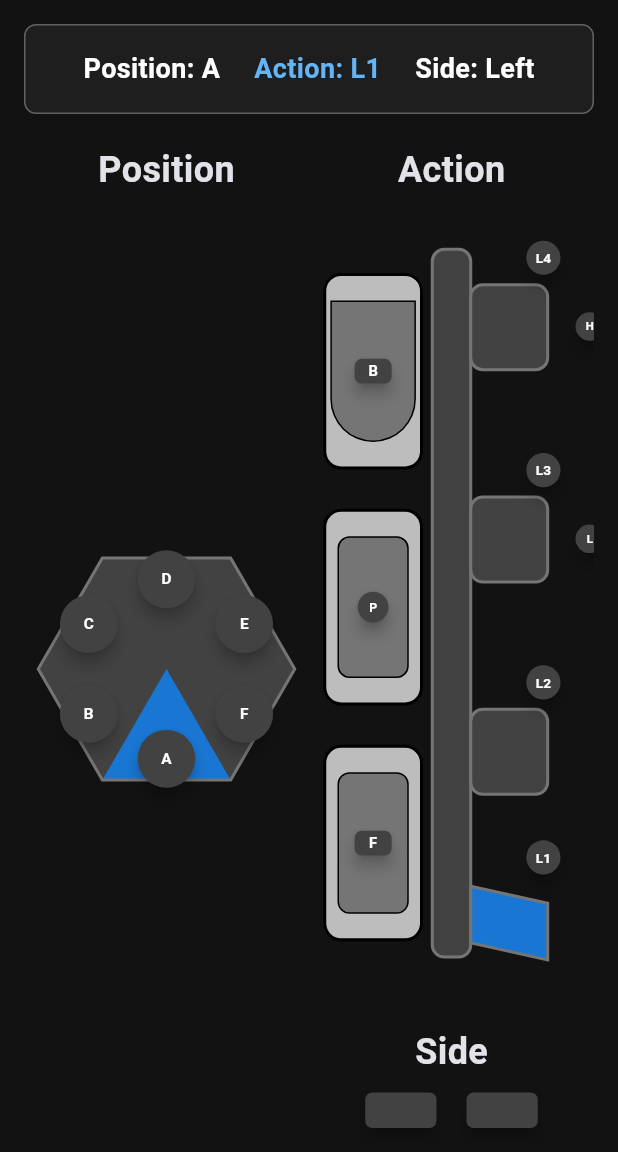
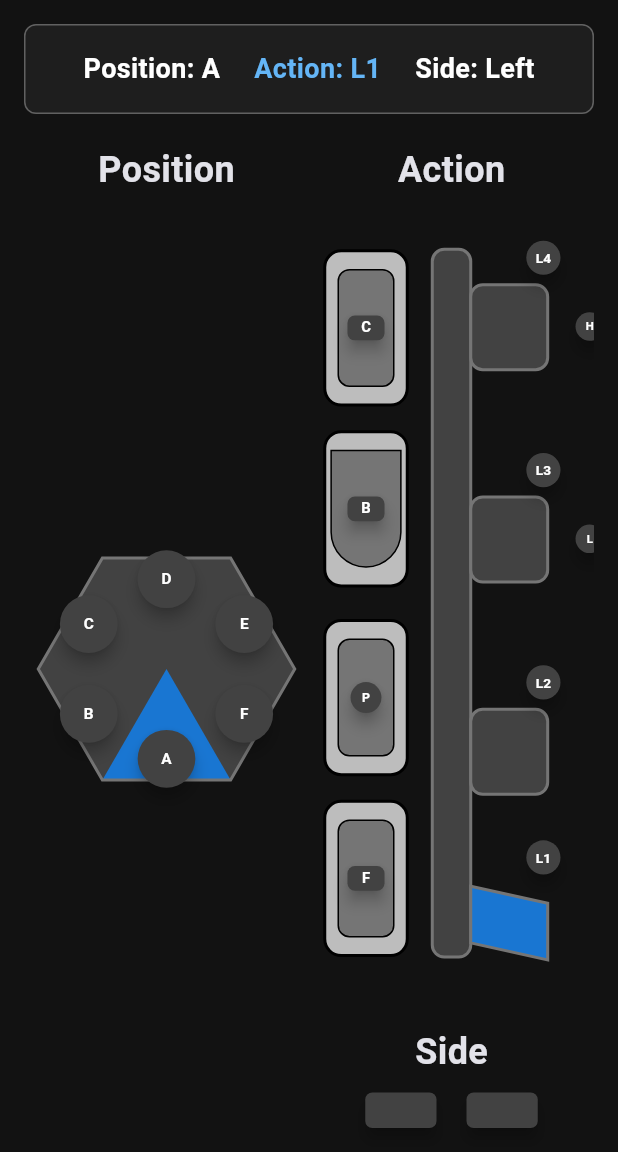
Before and after one commit to CshCyberhawks/2025OperatorConsole, a Flutter app: the screen it shows after launch, on a phone screen of 412 x 824 dp, the part 84-1236 px from its top. Run offline on Flutter 3.47's test engine with Material 3 defaults, Android fonts, the phone set to English and light mode, and no system bars; our stand-ins replace package_info_plus, shared_preferences; missing offline and left inert: messagepack, msgpack_dart; network calls fail; statements that could not run were skipped.

Commit message:
Added a button for the cage action

```diff
--- a/lib/screens/combined_selector.dart
+++ b/lib/screens/combined_selector.dart
@@ -207,7 +207,9 @@ class _CombinedSelectorState extends State<CombinedSelector> {
                                   ? Colors.purple.shade300
                                   : _selectedAction == 'Feeder'
                                       ? Colors.red.shade300
-                                      : Colors.blue.shade300,
+                                      : _selectedAction == 'Cage'
+                                          ? Colors.amber.shade300
+                                          : Colors.blue.shade300,
                     ),
                   ),
                   Text(
@@ -370,17 +372,58 @@ class _CombinedSelectorState extends State<CombinedSelector> {
                                                 .contains('Algae') ||
                                             _selectedAction == 'Processor' ||
                                             _selectedAction == 'Barge' ||
-                                            _selectedAction == 'Feeder',
+                                            _selectedAction == 'Feeder' ||
+                                            _selectedAction == 'Cage',
+                                      ),
+                                    ),
+
+                                    // Cage visualization - ABOVE BARGE\
+                                    Positioned(
+                                      left: width * 0.05, // Left aligned
+                                      top: height * 0.05, // Moved down slightly
+                                      child: Container(
+                                        width: width * 0.3, // Shrunk width
+                                        height: height * 0.2, // Shrunk height
+                                        decoration: BoxDecoration(
+                                          color: _selectedAction == 'Cage'
+                                              ? Colors.amber.shade200
+                                              : Colors.grey.shade400,
+                                          borderRadius: BorderRadius.circular(
+                                            12,
+                                          ),
+                                          border: Border.all(
+                                            color: Colors.black,
+                                            width: 2,
+                                          ),
+                                        ),
+                                        child: Center(
+                                          child: Container(
+                                            width: width * 0.2,
+                                            height: height * 0.15,
+                                            decoration: BoxDecoration(
+                                              color: Colors.grey.shade600,
+                                              borderRadius:
+                                                  BorderRadius.circular(8),
+                                              border: Border.all(
+                                                color: Colors.black,
+                                                width: 1,
+                                              ),
+                                            ),
+                                            child: Center(
+                                              child: _buildCageButton(),
+                                            ),
+                                          ),
+                                        ),
                                       ),
                                     ),
 
                                     // Barge visualization (trough with button) - TOP
                                     Positioned(
                                       left: width * 0.05, // Left aligned
-                                      top: height * 0.08, // Upper position
+                                      top: height * 0.28, // Moved down slightly
                                       child: Container(
-                                        width: width * 0.35,
-                                        height: height * 0.25,
+                                        width: width * 0.3, // Shrunk width
+                                        height: height * 0.2, // Shrunk height
                                         decoration: BoxDecoration(
                                           color: _selectedAction == 'Barge'
                                               ? Colors.purple.shade200
@@ -395,8 +438,8 @@ class _CombinedSelectorState extends State<CombinedSelector> {
                                         ),
                                         child: Center(
                                           child: Container(
-                                            width: width * 0.3,
-                                            height: height * 0.18,
+                                            width: width * 0.25,
+                                            height: height * 0.15,
                                             decoration: BoxDecoration(
                                               color: Colors.grey.shade600,
                                               borderRadius:
@@ -423,10 +466,10 @@ class _CombinedSelectorState extends State<CombinedSelector> {
                                     // Processor visualization (rectangle with inner rectangle) - MIDDLE
                                     Positioned(
                                       left: width * 0.05, // Left aligned
-                                      top: height * 0.38, // Middle position
+                                      top: height * 0.52, // Moved down slightly
                                       child: Container(
-                                        width: width * 0.35,
-                                        height: height * 0.25,
+                                        width: width * 0.3, // Shrunk width
+                                        height: height * 0.2, // Shrunk height
                                         decoration: BoxDecoration(
                                           color: _selectedAction == 'Processor'
                                               ? Colors.orange.shade200
@@ -441,8 +484,8 @@ class _CombinedSelectorState extends State<CombinedSelector> {
                                         ),
                                         child: Center(
                                           child: Container(
-                                            width: width * 0.25,
-                                            height: height * 0.18,
+                                            width: width * 0.2,
+                                            height: height * 0.15,
                                             decoration: BoxDecoration(
                                               color: Colors.grey.shade600,
                                               borderRadius:
@@ -463,10 +506,10 @@ class _CombinedSelectorState extends State<CombinedSelector> {
                                     // Feeder Intake visualization - BOTTOM
                                     Positioned(
                                       left: width * 0.05, // Left aligned
-                                      top: height * 0.68, // Bottom position
+                                      top: height * 0.75, // Moved down slightly
                                       child: Container(
-                                        width: width * 0.35,
-                                        height: height * 0.25,
+                                        width: width * 0.3, // Shrunk width
+                                        height: height * 0.2, // Shrunk height
                                         decoration: BoxDecoration(
                                           color: _selectedAction == 'Feeder'
                                               ? Colors.red.shade200
@@ -481,8 +524,8 @@ class _CombinedSelectorState extends State<CombinedSelector> {
                                         ),
                                         child: Center(
                                           child: Container(
-                                            width: width * 0.25,
-                                            height: height * 0.18,
+                                            width: width * 0.2,
+                                            height: height * 0.15,
                                             decoration: BoxDecoration(
                                               color: Colors.grey.shade600,
                                               borderRadius:
@@ -809,6 +852,40 @@ class _CombinedSelectorState extends State<CombinedSelector> {
     );
   }
 
+  Widget _buildCageButton() {
+    bool isSelected = _selectedAction == 'Cage';
+
+    // Get the context size
+    final Size screenSize = MediaQuery.of(context).size;
+    final double buttonWidth = screenSize.width * 0.06;
+    final double buttonHeight = screenSize.width * 0.04;
+
+    return SizedBox(
+      width: buttonWidth,
+      height: buttonHeight,
+      child: ElevatedButton(
+        onPressed: () => _selectAction('Cage'),
+        style: ElevatedButton.styleFrom(
+          backgroundColor:
+              isSelected ? Colors.amber.shade700 : Colors.grey.shade800,
+          foregroundColor: Colors.white,
+          shape: RoundedRectangleBorder(
+            borderRadius: BorderRadius.circular(buttonHeight * 0.3),
+          ),
+          padding: EdgeInsets.zero,
+          elevation: isSelected ? 8 : 4,
+        ),
+        child: Text(
+          'C',
+          style: TextStyle(
+            fontSize: buttonHeight * 0.6,
+            fontWeight: FontWeight.bold,
+          ),
+        ),
+      ),
+    );
+  }
+
   Widget _buildSideButton(String side, double width) {
     bool isSelected = _selectedSide == side;
 
--- a/lib/services/update_checker.dart
+++ b/lib/services/update_checker.dart
@@ -7,7 +7,7 @@ import 'package:shared_preferences/shared_preferences.dart';
 
 class UpdateChecker {
   // Current app version - update this when releasing a new version
-  static const String currentVersion = '0.1.2';
+  static const String currentVersion = '0.1.3';
 
   // GitHub repository information
   static const String owner = 'CshCyberhawks';
```
